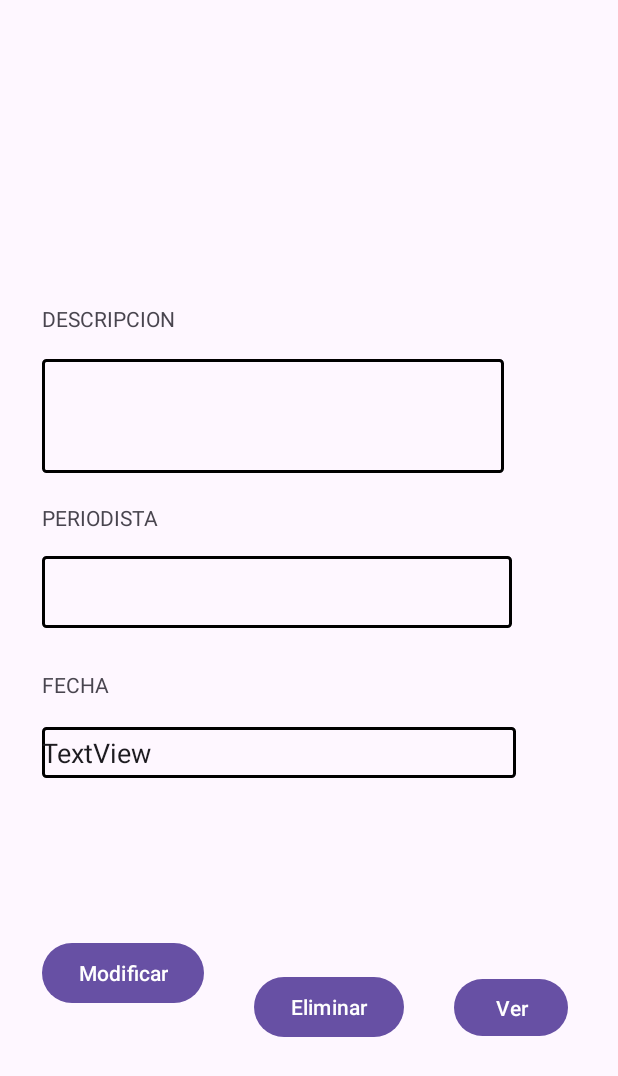
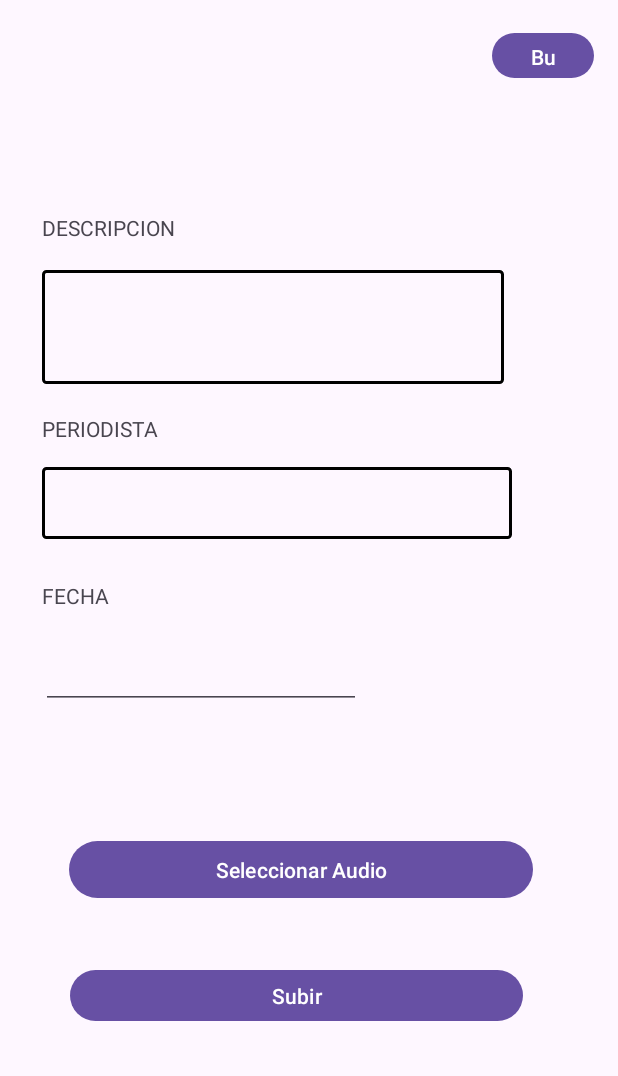
Before and after one commit to BRYAN-RODRIGUEZ-243/ExamenBryanRodriguez, an Android app: the subir_entrevista screen opened directly, with no data from a screen before it, on a phone screen of 412 x 824 dp. Shown: the top 1076 px of the screen. Run offline under Robolectric (Android 15) with nearby library versions, the phone set to English and light mode, and no system bars; our stand-ins replace Firebase (no records; nobody signed in at launch, a user with empty details on screens opened directly).

Commit message:
Subir entrevista

```diff
--- a/app/src/main/java/com/example/examenfinalpmo_bryanrodriguez/Person.java
+++ b/app/src/main/java/com/example/examenfinalpmo_bryanrodriguez/Person.java
@@ -26,11 +26,11 @@ public class Person {
         Periodista = periodista;
     }
 
-  /*  public String getFecha() {
+   public String getFecha() {
         return Fecha;
     }
 
     public void setFecha(String fecha) {
         Fecha = fecha;
-    }*/
+    }
 }
--- a/app/src/main/java/com/example/examenfinalpmo_bryanrodriguez/subir_entrevista.java
+++ b/app/src/main/java/com/example/examenfinalpmo_bryanrodriguez/subir_entrevista.java
@@ -1,18 +1,182 @@
 package com.example.examenfinalpmo_bryanrodriguez;
 
+import android.annotation.SuppressLint;
+import android.app.ProgressDialog;
+import android.content.ContentResolver;
+import android.content.Intent;
+import android.net.Uri;
+import android.os.Bundle;
+import android.webkit.MimeTypeMap;
+import android.widget.Button;
+import android.widget.EditText;
+import android.widget.TextView;
+import android.widget.Toast;
+import androidx.annotation.NonNull;
+import androidx.annotation.Nullable;
 import androidx.appcompat.app.AppCompatActivity;
 
-import android.content.Intent;
-import android.os.Bundle;
-import android.view.View;
+import com.example.examenfinalpmo_bryanrodriguez.lista_de_entrevista;
+import com.google.android.gms.tasks.OnFailureListener;
+import com.google.android.gms.tasks.OnSuccessListener;
+import com.google.firebase.firestore.DocumentReference;
+import com.google.firebase.firestore.FirebaseFirestore;
+import com.google.firebase.storage.FirebaseStorage;
+import com.google.firebase.storage.StorageReference;
+import java.util.HashMap;
+import java.util.Map;
 
 public class subir_entrevista extends AppCompatActivity {
 
+    private static final int PICK_AUDIO_REQUEST = 1;
+    private static final int PICK_IMAGE_REQUEST = 2;
+
+    private Button btnSelectAudio;
+    private Button btnSelectImage;
+    private Button btnUpload;
+    private EditText etDescripcion, edtfecha;
+    private TextView edtperiodista;
+    private Uri audioUri;
+    private Uri imageUri;
+    private ProgressDialog progressDialog;
+
+    private StorageReference audioStorageReference;
+    private StorageReference imageStorageReference;
+    private FirebaseFirestore db;
+
+    @SuppressLint("MissingInflatedId")
     @Override
     protected void onCreate(Bundle savedInstanceState) {
         super.onCreate(savedInstanceState);
         setContentView(R.layout.activity_subir_entrevista);
+        db = FirebaseFirestore.getInstance();
 
+        btnSelectAudio = findViewById(R.id.btnSelectAudio);
+        btnSelectImage = findViewById(R.id.btnSelectImage);
+        btnUpload = findViewById(R.id.btnUpload);
+        edtfecha = findViewById(R.id.editTextDate);
+        edtperiodista = findViewById(R.id.textView6);
+        etDescripcion = findViewById(R.id.etDescripcion);
+        progressDialog = new ProgressDialog(this);
+        progressDialog.setMessage("Uploading...");
 
+        audioStorageReference = FirebaseStorage.getInstance().getReference("audios");
+        imageStorageReference = FirebaseStorage.getInstance().getReference("images");
+
+        btnSelectAudio.setOnClickListener(v -> openFileChooser(PICK_AUDIO_REQUEST));
+        btnSelectImage.setOnClickListener(v -> openFileChooser(PICK_IMAGE_REQUEST));
+        btnUpload.setOnClickListener(v -> uploadFile());
+    }
+
+    private void openFileChooser(int requestCode) {
+        Intent intent = new Intent();
+        if (requestCode == PICK_AUDIO_REQUEST) {
+            intent.setType("audio/*");
+        } else if (requestCode == PICK_IMAGE_REQUEST) {
+            intent.setType("image/*");
+        }
+        intent.setAction(Intent.ACTION_GET_CONTENT);
+        startActivityForResult(intent, requestCode);
+    }
+
+    private String getFileExtension(Uri uri) {
+        ContentResolver contentResolver = getContentResolver();
+        MimeTypeMap mimeTypeMap = MimeTypeMap.getSingleton();
+        return mimeTypeMap.getExtensionFromMimeType(contentResolver.getType(uri));
+    }
+
+    private void uploadFile() {
+        if ((audioUri != null || imageUri != null) &&
+                etDescripcion.getText() != null && !etDescripcion.getText().toString().isEmpty()) {
+            String fileName = etDescripcion.getText().toString();
+
+            if (audioUri != null) {
+                fileName += "." + getFileExtension(audioUri);
+                uploadFileToStorage(audioStorageReference.child(fileName), audioUri);
+            }
+
+            if (imageUri != null) {
+              //  fileName += "." + getFileExtension(imageUri);
+                uploadFileToStorage(imageStorageReference.child(fileName), imageUri);
+            }
+        } else {
+            Toast.makeText(this, "Seleccione al menos un archivo y escriba una descripción antes de subir", Toast.LENGTH_SHORT).show();
+        }
+    }
+
+    private void uploadFileToStorage(StorageReference fileReference, Uri fileUri) {
+        progressDialog.show();
+
+        fileReference.putFile(fileUri)
+                .addOnSuccessListener(taskSnapshot -> {
+                    progressDialog.dismiss();
+                    registrarUsuarioRespaldoFirebase();
+                    Toast.makeText(subir_entrevista.this, "Archivo almacenado con éxito", Toast.LENGTH_SHORT).show();
+                    Intent intent = new Intent(subir_entrevista.this, lista_de_entrevista.class);
+
+                    startActivity(intent);
+                })
+                .addOnFailureListener(e -> {
+                    progressDialog.dismiss();
+                    Toast.makeText(subir_entrevista.this, "Error al almacenar el archivo: " + e.getMessage(), Toast.LENGTH_SHORT).show();
+                });
+    }
+
+    @Override
+    protected void onActivityResult(int requestCode, int resultCode, @Nullable Intent data) {
+        super.onActivityResult(requestCode, resultCode, data);
+
+        if (resultCode == RESULT_OK && data != null && data.getData() != null) {
+            if (requestCode == PICK_AUDIO_REQUEST) {
+                audioUri = data.getData();
+            } else if (requestCode == PICK_IMAGE_REQUEST) {
+                imageUri = data.getData();
+            }
+        }
+    }
+
+    private void registrarUsuarioRespaldoFirebase() {
+        String nombre = etDescripcion.getText().toString();
+        String peri = edtperiodista.getText().toString();
+        String fec = String.valueOf(edtfecha.getText());
+
+        if (nombre.isEmpty() || peri.isEmpty() || fec.isEmpty()) {
+            Toast.makeText(getApplicationContext(), "Favor, revisar que todos los campos estén llenos", Toast.LENGTH_SHORT).show();
+        } else {
+            try {
+                postUser(nombre, peri, fec);
+            } catch (Exception e) {
+                e.printStackTrace();
+                Toast.makeText(getApplicationContext(), "Error al registrar usuario", Toast.LENGTH_LONG).show();
+            }
+        }
+    }
+
+    private void postUser(String nombre, String peri, String fec) {
+        Map<String, Object> map = new HashMap<>();
+        map.put("Descripcion", nombre);
+        map.put("Periodista", peri);
+        map.put("Fecha", fec);
+
+        db.collection("info")
+                .add(map)
+                .addOnSuccessListener(new OnSuccessListener<DocumentReference>() {
+                    @Override
+                    public void onSuccess(DocumentReference documentReference) {
+                        Toast.makeText(getApplicationContext(), "Registro completo", Toast.LENGTH_LONG).show();
+
+                        Intent intent = new Intent(subir_entrevista.this, Perfil_entrevista.class);
+                        intent.putExtra("Periodista", String.valueOf(edtperiodista.getText().toString().trim()));
+                        intent.putExtra("Descripcion", String.valueOf(etDescripcion.getText().toString().trim()));
+                        intent.putExtra("fecha", String.valueOf(edtfecha.toString()));
+                        startActivity(intent);
+                        finish();
+                    }
+                })
+                .addOnFailureListener(new OnFailureListener() {
+                    @Override
+                    public void onFailure(@NonNull Exception e) {
+                        Toast.makeText(getApplicationContext(), "Registro no ingresado", Toast.LENGTH_LONG).show();
+                    }
+                });
     }
 }
--- a/app/src/main/res/layout/activity_subir_entrevista.xml
+++ b/app/src/main/res/layout/activity_subir_entrevista.xml
@@ -9,13 +9,14 @@
 
     <ImageView
         android:id="@+id/imageView2"
-        android:layout_width="203dp"
-        android:layout_height="141dp"
+        android:layout_width="206dp"
+        android:layout_height="104dp"
         app:layout_constraintBottom_toBottomOf="parent"
         app:layout_constraintEnd_toEndOf="parent"
+        app:layout_constraintHorizontal_bias="0.497"
         app:layout_constraintStart_toStartOf="parent"
         app:layout_constraintTop_toTopOf="parent"
-        app:layout_constraintVertical_bias="0.061"
+        app:layout_constraintVertical_bias="0.025"
         tools:srcCompat="@tools:sample/avatars" />
 
     <TextView
@@ -30,7 +31,7 @@
         app:layout_constraintTop_toBottomOf="@+id/imageView2" />
 
     <EditText
-        android:id="@+id/editText"
+        android:id="@+id/etDescripcion"
         android:layout_width="308dp"
         android:layout_height="76dp"
         android:layout_marginTop="8dp"
@@ -52,7 +53,7 @@
         app:layout_constraintEnd_toEndOf="parent"
         app:layout_constraintHorizontal_bias="0.083"
         app:layout_constraintStart_toStartOf="parent"
-        app:layout_constraintTop_toBottomOf="@+id/editText" />
+        app:layout_constraintTop_toBottomOf="@+id/etDescripcion" />
 
     <EditText
         android:id="@+id/textView6"
@@ -78,54 +79,60 @@
         app:layout_constraintStart_toStartOf="parent"
         app:layout_constraintTop_toBottomOf="@+id/textView6" />
 
-    <EditText
-        android:id="@+id/textView9"
-        android:layout_width="316dp"
-        android:layout_height="34dp"
-        android:layout_marginTop="16dp"
-        android:background="@drawable/edit_text_no_border"
-        android:text="TextView"
+    <Button
+        android:id="@+id/btnSelectAudio"
+        android:layout_width="309dp"
+        android:layout_height="46dp"
+        android:layout_centerHorizontal="true"
+        android:layout_marginBottom="72dp"
+        android:text="Seleccionar Audio"
         app:layout_constraintBottom_toBottomOf="parent"
         app:layout_constraintEnd_toEndOf="parent"
-        app:layout_constraintHorizontal_bias="0.294"
+        app:layout_constraintHorizontal_bias="0.45"
         app:layout_constraintStart_toStartOf="parent"
-        app:layout_constraintTop_toBottomOf="@+id/textView8"
+        app:layout_constraintTop_toBottomOf="@+id/editTextDate"
+        app:layout_constraintVertical_bias="0.359" />
+
+    <Button
+        android:id="@+id/btnUpload"
+        android:layout_width="302dp"
+        android:layout_height="42dp"
+        android:layout_below="@id/btnSelectAudio"
+        android:layout_centerHorizontal="true"
+        android:layout_marginTop="40dp"
+        android:text="Subir"
+        app:layout_constraintBottom_toBottomOf="parent"
+        app:layout_constraintEnd_toEndOf="parent"
+        app:layout_constraintHorizontal_bias="0.422"
+        app:layout_constraintStart_toStartOf="parent"
+        app:layout_constraintTop_toBottomOf="@+id/btnSelectAudio"
         app:layout_constraintVertical_bias="0.0" />
 
     <Button
-        android:id="@+id/button2"
+        android:id="@+id/btnSelectImage"
+        android:layout_width="68dp"
+        android:layout_height="38dp"
+        android:text="Button"
+        app:layout_constraintBottom_toBottomOf="parent"
+        app:layout_constraintEnd_toEndOf="parent"
+        app:layout_constraintHorizontal_bias="0.542"
+        app:layout_constraintStart_toEndOf="@+id/imageView2"
+        app:layout_constraintTop_toTopOf="parent"
+        app:layout_constraintVertical_bias="0.023" />
+
+    <EditText
+        android:id="@+id/editTextDate"
         android:layout_width="wrap_content"
         android:layout_height="wrap_content"
-        android:layout_marginTop="60dp"
-        android:text="Modificar"
+        android:layout_marginTop="4dp"
+        android:ems="10"
+        android:inputType="date"
         app:layout_constraintBottom_toBottomOf="parent"
         app:layout_constraintEnd_toEndOf="parent"
-        app:layout_constraintHorizontal_bias="0.092"
+        app:layout_constraintHorizontal_bias="0.139"
         app:layout_constraintStart_toStartOf="parent"
-        app:layout_constraintTop_toBottomOf="@+id/textView9"
-        app:layout_constraintVertical_bias="0.234" />
-
-    <Button
-        android:id="@+id/button3"
-        android:layout_width="100dp"
-        android:layout_height="48dp"
-        android:text="Eliminar"
-        app:layout_constraintBottom_toBottomOf="parent"
-        app:layout_constraintEnd_toStartOf="@+id/button4"
-        app:layout_constraintHorizontal_bias="0.5"
-        app:layout_constraintStart_toEndOf="@+id/button2"
-        app:layout_constraintTop_toBottomOf="@+id/textView9" />
-
-    <Button
-        android:id="@+id/button4"
-        android:layout_width="76dp"
-        android:layout_height="46dp"
-        android:text="Ver"
-        app:layout_constraintBottom_toBottomOf="parent"
-        app:layout_constraintEnd_toEndOf="parent"
-        app:layout_constraintHorizontal_bias="0.5"
-        app:layout_constraintStart_toEndOf="@+id/button3"
-        app:layout_constraintTop_toBottomOf="@+id/textView9" />
+        app:layout_constraintTop_toBottomOf="@+id/textView8"
+        app:layout_constraintVertical_bias="0.039" />
 
 
 </androidx.constraintlayout.widget.ConstraintLayout>
--- a/app/src/main/res/layout/person.xml
+++ b/app/src/main/res/layout/person.xml
@@ -77,7 +77,7 @@
             android:layout_width="119dp"
             android:layout_height="39dp"
             android:layout_marginBottom="4dp"
-            android:text="Button"
+            android:text="ver"
             app:layout_constraintBottom_toBottomOf="parent"
             app:layout_constraintEnd_toEndOf="parent"
             app:layout_constraintHorizontal_bias="0.053"
```
Also changed, not shown: app/src/main/java/com/example/examenfinalpmo_bryanrodriguez/Perfil_entrevista.java (+132 -11 lines), app/src/main/java/com/example/examenfinalpmo_bryanrodriguez/PersonAdapter.java (+5 -2 lines), app/src/main/java/com/example/examenfinalpmo_bryanrodriguez/lista_de_entrevista.java (+11 -1 lines), app/src/main/java/com/example/examenfinalpmo_bryanrodriguez/reproducir_entrevista.java (+31 -5 lines), app/src/main/res/layout/activity_lista_de_entrevista.xml (+6 -6 lines), app/src/main/res/layout/activity_perfil_entrevista.xml (+28 -23 lines), app/src/main/res/layout/activity_reproducir_entrevista.xml (+25 -17 lines), app/src/main/res/drawable/fondo.jpeg (added).
